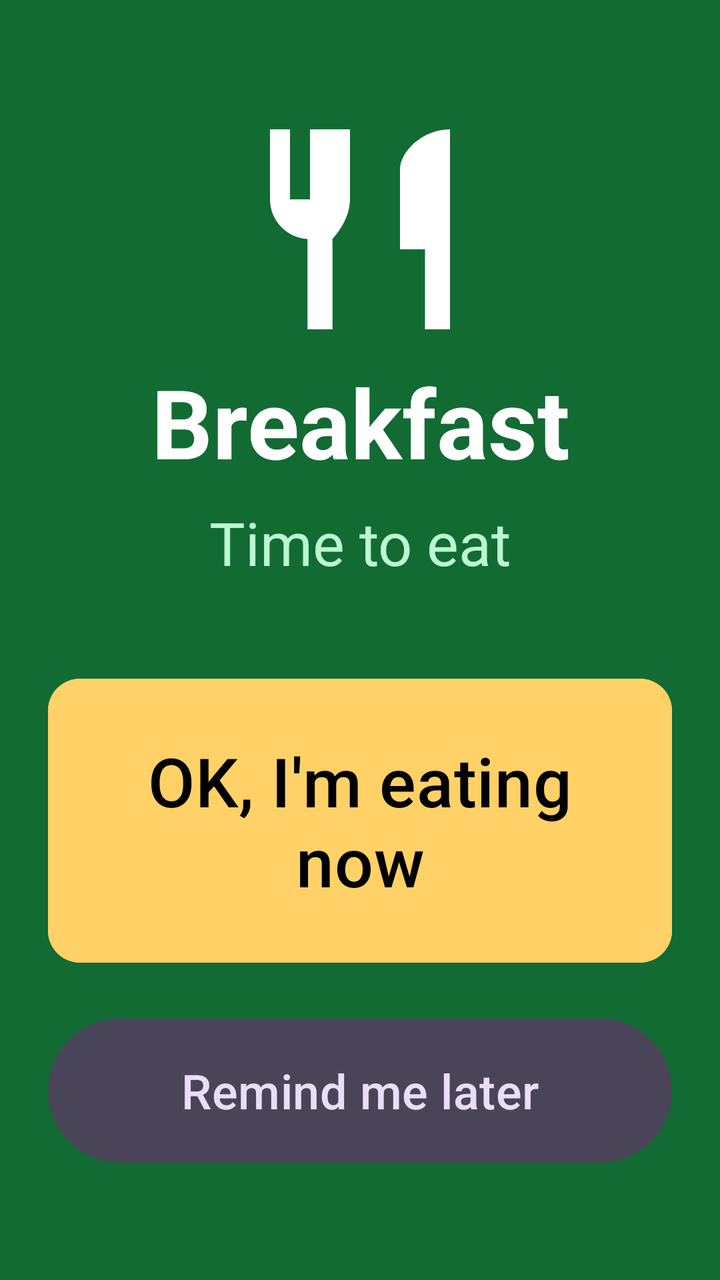
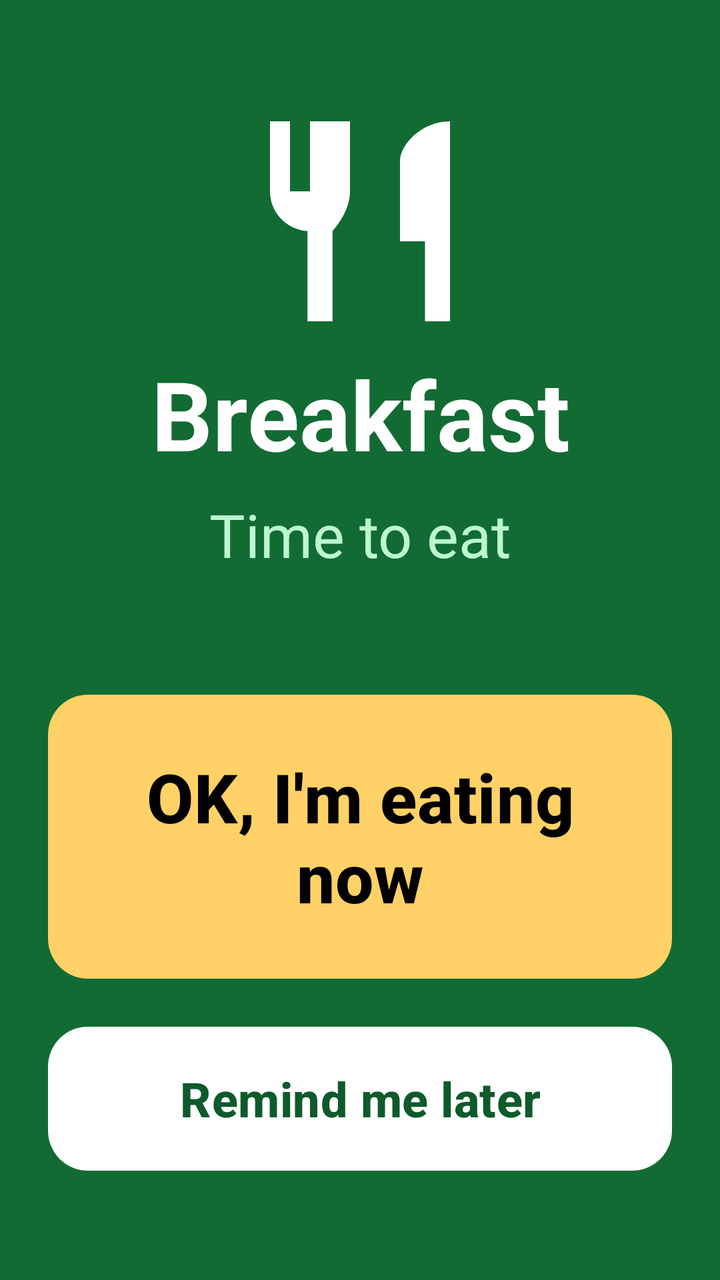

The first picture is an Android layout as it rendered before a commit; the second is the same layout after the commit. The layout source and the unified diff follow.
<!-- AndroidManifest.xml: activity theme Theme.PillGuard.Meal -->
<!-- res/layout/activity_meal.xml -->
<?xml version="1.0" encoding="utf-8"?>
<LinearLayout xmlns:android="http://schemas.android.com/apk/res/android"
    android:layout_width="match_parent"
    android:layout_height="match_parent"
    android:orientation="vertical"
    android:gravity="center"
    android:padding="24dp"
    android:background="@color/meal_alarm_bg">

    <ImageView
        android:id="@+id/mealGlyph"
        android:layout_width="120dp"
        android:layout_height="120dp"
        android:layout_marginBottom="4dp"
        android:src="@drawable/ic_meal_big"
        android:contentDescription="Food" />

    <TextView
        android:id="@+id/mealTitle"
        android:layout_width="match_parent"
        android:layout_height="wrap_content"
        android:text="Breakfast"
        android:textColor="@color/white"
        android:textSize="48sp"
        android:textStyle="bold"
        android:gravity="center" />

    <TextView
        android:id="@+id/mealSub"
        android:layout_width="match_parent"
        android:layout_height="wrap_content"
        android:layout_marginTop="8dp"
        android:layout_marginBottom="32dp"
        android:text="Time to eat"
        android:textColor="#BBF7D0"
        android:textSize="30sp"
        android:gravity="center" />

    <Button
        android:id="@+id/btnEating"
        style="@style/BigButton"
        android:layout_width="match_parent"
        android:layout_height="wrap_content"
        android:minHeight="150dp"
        android:textSize="34sp"
        android:backgroundTint="#FFD166"
        android:textColor="@color/black"
        android:text="OK, I'm eating now" />

    <Button
        android:id="@+id/btnLater"
        style="@style/Widget.Material3.Button.TonalButton"
        android:layout_width="match_parent"
        android:layout_height="wrap_content"
        android:layout_marginTop="20dp"
        android:minHeight="80dp"
        android:textSize="24sp"
        android:textAllCaps="false"
        android:text="Remind me later" />
</LinearLayout>
<!-- resources referenced by this layout -->
<resources>
  <color name="black">#000000</color>
  <color name="meal_alarm_bg">#126B33</color>
  <color name="white">#FFFFFF</color>
  <!-- drawable ic_meal_big (drawable) -->
  <vector xmlns:android="http://schemas.android.com/apk/res/android"
      android:width="120dp"
      android:height="120dp"
      android:viewportWidth="24"
      android:viewportHeight="24">
      
      <path
          android:fillColor="#FFFFFF"
          android:pathData="M11,9H9V2H7v7H5V2H3v7c0,2.12 1.66,3.84 3.75,3.97V22h2.5v-9.03C9.34,12.84 11,11.12 11,9V2h-2v7z" />
      <path
          android:fillColor="#FFFFFF"
          android:pathData="M16,6v8h2.5v8H21V2C18.24,2 16,4.24 16,6z" />
  </vector>
  <style name="BigButton" parent="Widget.Material3.Button">
          <item name="android:textSize">22sp</item>
          <item name="android:minHeight">72dp</item>
          <item name="android:layout_marginTop">12dp</item>
          <item name="android:textAllCaps">false</item>
          <item name="cornerRadius">16dp</item>
      </style>
  <style name="Theme.PillGuard.Meal" parent="Theme.Material3.Dark.NoActionBar">
          <item name="colorPrimary">@color/brand</item>
          <item name="android:windowBackground">@color/meal_alarm_bg</item>
          <item name="android:statusBarColor">@color/meal_alarm_bg</item>
          <item name="android:navigationBarColor">@color/meal_alarm_bg</item>
      </style>
  <color name="brand">#1E5AA8</color>
</resources>

<!-- the commit's change to res/layout/activity_meal.xml (unified diff, before → after) -->
@@ -38,23 +38,19 @@
 
     <Button
         android:id="@+id/btnEating"
-        style="@style/BigButton"
+        style="@style/AlarmButtonPrimary"
         android:layout_width="match_parent"
         android:layout_height="wrap_content"
         android:minHeight="150dp"
         android:textSize="34sp"
-        android:backgroundTint="#FFD166"
-        android:textColor="@color/black"
         android:text="OK, I'm eating now" />
 
     <Button
         android:id="@+id/btnLater"
-        style="@style/Widget.Material3.Button.TonalButton"
+        style="@style/AlarmButtonAlt.Meal"
         android:layout_width="match_parent"
         android:layout_height="wrap_content"
-        android:layout_marginTop="20dp"
         android:minHeight="80dp"
         android:textSize="24sp"
-        android:textAllCaps="false"
         android:text="Remind me later" />
 </LinearLayout>
<!-- resource entries referenced after the edit -->
@@ -1,6 +1,5 @@
 <!-- resources referenced by this layout -->
 <resources>
-  <color name="black">#000000</color>
   <color name="meal_alarm_bg">#126B33</color>
   <color name="white">#FFFFFF</color>
   <!-- drawable ic_meal_big (drawable) -->
@@ -17,12 +16,17 @@
           android:fillColor="#FFFFFF"
           android:pathData="M16,6v8h2.5v8H21V2C18.24,2 16,4.24 16,6z" />
   </vector>
-  <style name="BigButton" parent="Widget.Material3.Button">
-          <item name="android:textSize">22sp</item>
-          <item name="android:minHeight">72dp</item>
-          <item name="android:layout_marginTop">12dp</item>
+  <style name="AlarmButtonAlt.Meal">
+          <item name="android:textColor">@color/btn_alt_text_meal</item>
+      </style>
+  <style name="AlarmButtonPrimary" parent="Widget.Material3.Button">
+          <item name="backgroundTint">@color/btn_primary_bg</item>
+          <item name="android:textColor">@color/btn_primary_text</item>
+          <item name="rippleColor">#33000000</item>
           <item name="android:textAllCaps">false</item>
-          <item name="cornerRadius">16dp</item>
+          <item name="android:textStyle">bold</item>
+          <item name="cornerRadius">20dp</item>
+          <item name="android:layout_marginTop">24dp</item>
       </style>
   <style name="Theme.PillGuard.Meal" parent="Theme.Material3.Dark.NoActionBar">
           <item name="colorPrimary">@color/brand</item>
@@ -30,6 +34,9 @@
           <item name="android:statusBarColor">@color/meal_alarm_bg</item>
           <item name="android:navigationBarColor">@color/meal_alarm_bg</item>
       </style>
+  <color name="btn_alt_text_meal">#0E5A2B</color>
+  <color name="btn_primary_bg">#FFD166</color>
+  <color name="btn_primary_text">#000000</color>
   <color name="brand">#1E5AA8</color>
 </resources>
 
